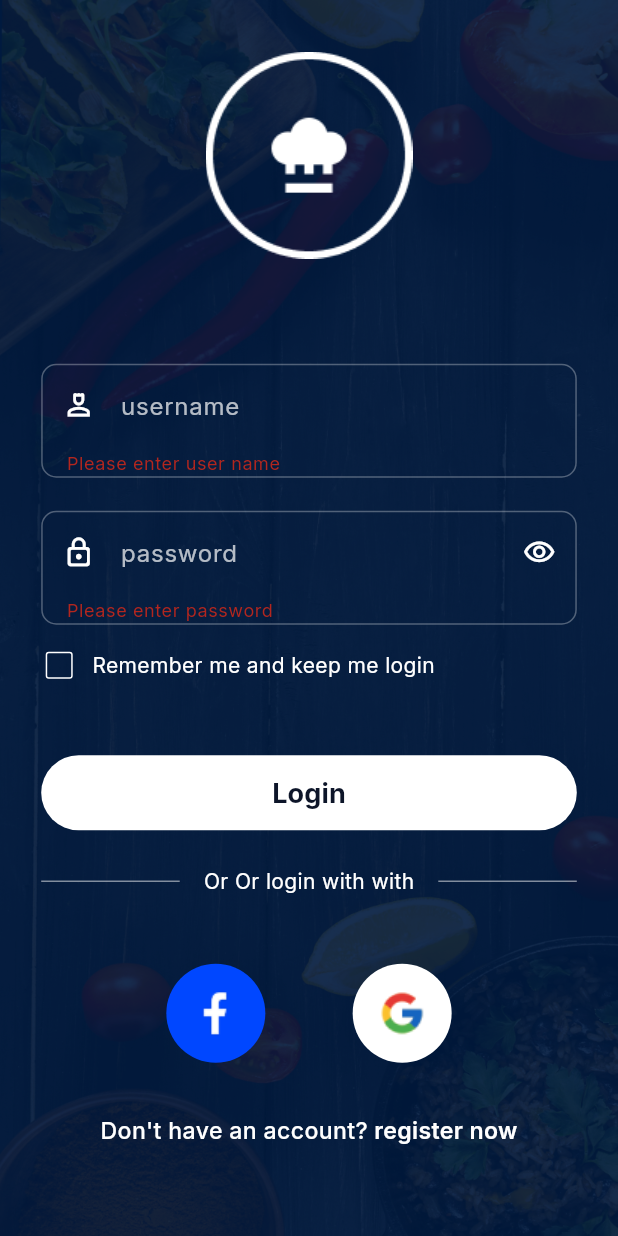
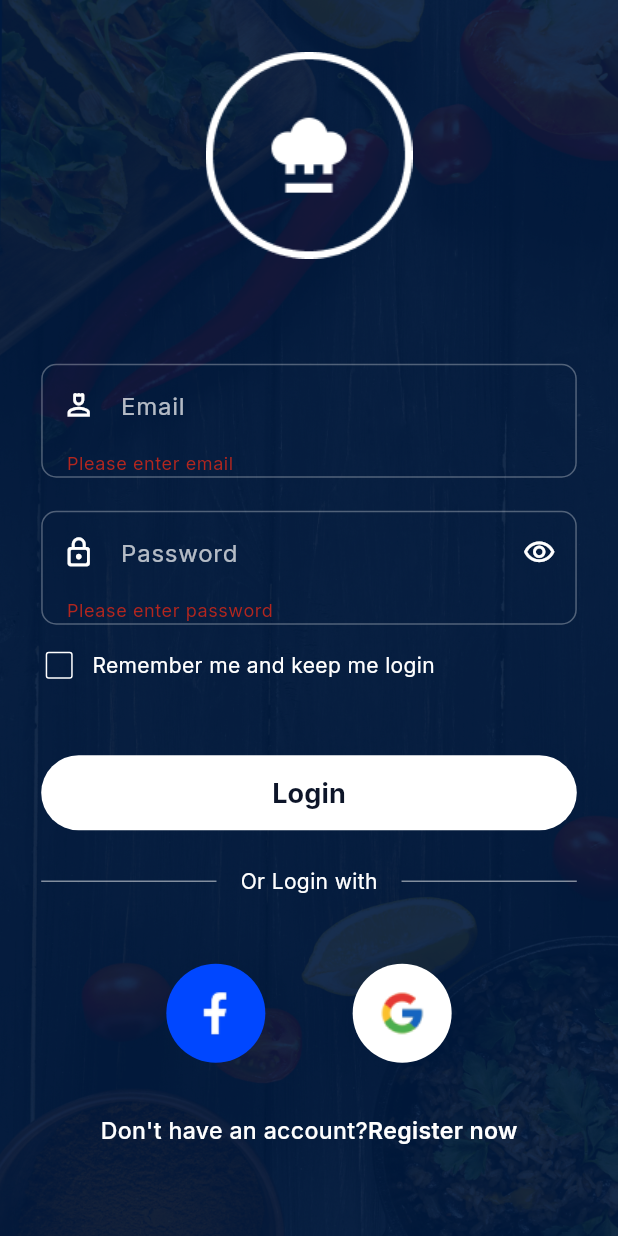
Before and after one commit to MuhammedZain15/meal_recommendation, a Flutter app: the LoginView screen opened by its route, after a tap on "Login", on a phone screen of 412 x 824 dp. Run offline on Flutter 3.47's test engine with Material 3 defaults, Android fonts, the phone set to English and light mode, and no system bars; our stand-ins replace animate_do, bloc, cloud_firestore, equatable, firebase_auth, firebase_core and 9 more; missing offline and left inert: firebase_app_check, flutter_facebook_auth; accounts and stored records are empty.

Commit message:
Refactor login view to use email instead of username and integrate BLoC for login state management

```diff
--- a/lib/features/auth/login/presentation/view/widgets/login_view_body.dart
+++ b/lib/features/auth/login/presentation/view/widgets/login_view_body.dart
@@ -1,4 +1,5 @@
 import 'package:flutter/material.dart';
+import 'package:flutter_bloc/flutter_bloc.dart';
 import 'package:flutter_screenutil/flutter_screenutil.dart';
 import 'package:gap/gap.dart';
 import 'package:go_router/go_router.dart';
@@ -6,10 +7,12 @@ import 'package:meal_recommendation/core/components/custom_button.dart';
 import 'package:meal_recommendation/core/components/custom_text_field.dart';
 import 'package:meal_recommendation/core/utils/app_images.dart';
 import 'package:meal_recommendation/core/utils/app_router.dart';
+import 'package:meal_recommendation/core/utils/app_strings.dart';
 import 'package:meal_recommendation/core/utils/app_styles.dart';
 import 'package:meal_recommendation/features/auth/login/presentation/view/widgets/social_methods.dart';
 import '../../../../../../core/components/divider_with_text.dart';
 import '../../../../../../core/components/remember_me_widget.dart';
+import '../../controller/bloc/login_bloc.dart';
 
 class LoginViewBody extends StatefulWidget {
   const LoginViewBody({super.key});
@@ -22,11 +25,11 @@ class _LoginViewBodyState extends State<LoginViewBody> {
   bool showPass = false;
   bool rememberMe = false;
   final GlobalKey<FormState> formKey = GlobalKey<FormState>();
-  final TextEditingController usernameController = TextEditingController();
+  final TextEditingController emailController = TextEditingController();
   final TextEditingController passowordController = TextEditingController();
   @override
   void dispose() {
-    usernameController.dispose();
+    emailController.dispose();
     passowordController.dispose();
     super.dispose();
   }
@@ -52,13 +55,13 @@ class _LoginViewBodyState extends State<LoginViewBody> {
                   Image.asset(AppImages.logo1),
                   Gap(70),
                   CustomTextFormField(
-                    controller: usernameController,
-                    hintText: 'username',
+                    controller: emailController,
+                    hintText: AppStrings.kEmail,
                     icon: Icons.person_4_outlined,
 
                     validator: (value) {
                       if (value == null || value.isEmpty) {
-                        return 'Please enter user name';
+                        return 'Please enter email';
                       }
                       return null;
                     },
@@ -67,7 +70,7 @@ class _LoginViewBodyState extends State<LoginViewBody> {
                   CustomTextFormField(
                     controller: passowordController,
                     isPassword: true,
-                    hintText: 'password',
+                    hintText: AppStrings.kPassword,
                     icon: Icons.lock_outline_rounded,
 
                     validator: (value) {
@@ -94,14 +97,39 @@ class _LoginViewBodyState extends State<LoginViewBody> {
                     },
                   ),
                   Gap(48),
-                  CustomButton(
-                    text: 'Login',
-                    onPressed: () {
-                      if (formKey.currentState!.validate()) {}
+                  BlocConsumer<LoginBloc, LoginState>(
+                    listener: (context, state) {
+                      if (state is LoginSuccess) {
+                        context.go(AppRouter.kProfileView);
+                      }
+                      if (state is LoginError) {
+                        ScaffoldMessenger.of(
+                          context,
+                        ).showSnackBar(SnackBar(content: Text(state.message)));
+                      }
+                    },
+                    builder: (context, state) {
+                      if (state is LoginLoading) {
+                        return const Center(child: CircularProgressIndicator());
+                      }
+
+                      return CustomButton(
+                        text: AppStrings.kLogin,
+                        onPressed: () {
+                          if (formKey.currentState!.validate()) {
+                            context.read<LoginBloc>().add(
+                              LoginWithEmailEvent(
+                                email: emailController.text,
+                                password: passowordController.text,
+                              ),
+                            );
+                          }
+                        },
+                      );
                     },
                   ),
                   Gap(24),
-                  DividerWithText(text: 'Or login with'),
+                  DividerWithText(text: AppStrings.kLogin),
                   Gap(45),
                   SocialMethods(),
                   Gap(34),
@@ -109,7 +137,7 @@ class _LoginViewBodyState extends State<LoginViewBody> {
                     mainAxisAlignment: MainAxisAlignment.center,
                     children: [
                       Text(
-                        'Don\'t have an account?',
+                        AppStrings.kDontHaveAccount,
                         style: AppStyles.font14W500WhiteColor,
                       ),
                       GestureDetector(
@@ -117,7 +145,7 @@ class _LoginViewBodyState extends State<LoginViewBody> {
                           context.pushNamed(AppRouter.kRegisterView);
                         },
                         child: Text(
-                          ' register now',
+                          AppStrings.kRegisterNow,
                           style: AppStyles.font14W600WhiteColor,
                         ),
                       ),
```
